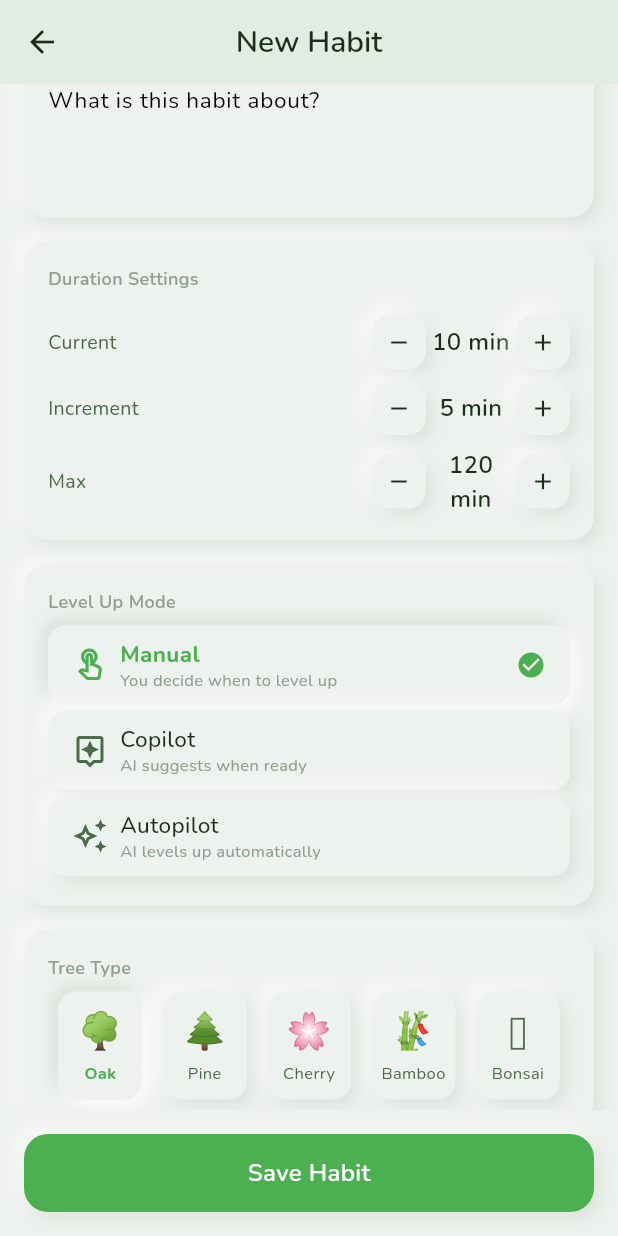
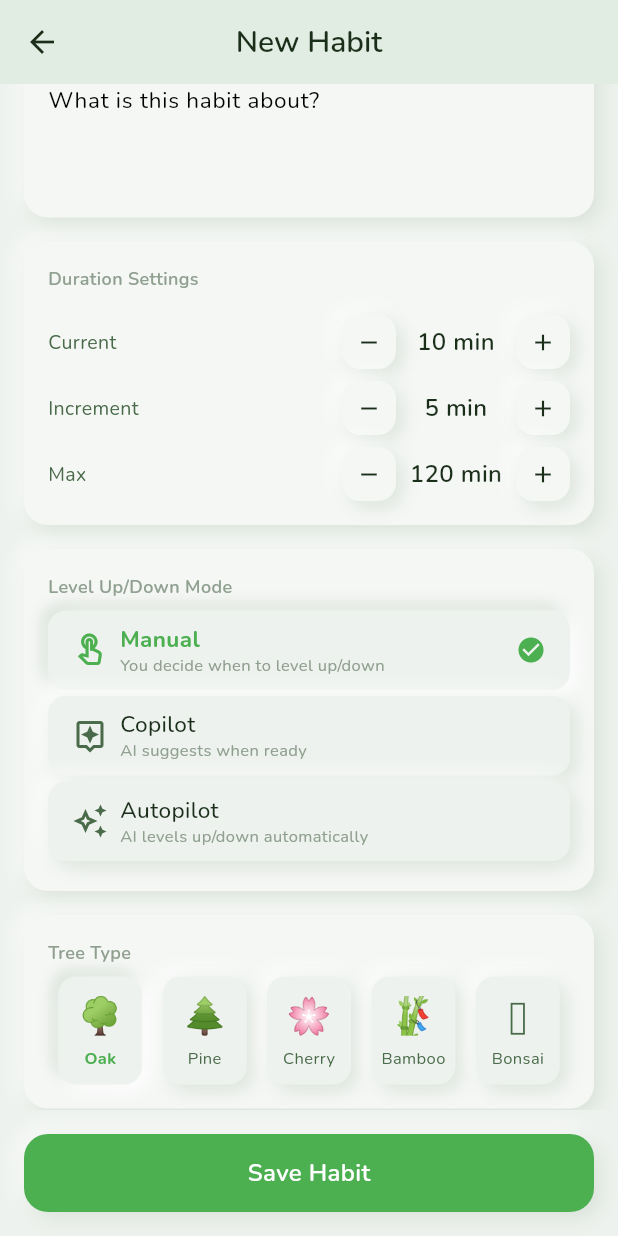
Before and after one commit to NguyenMinhPNT/Kaizen-AI, a Flutter app: the HabitFormBody screen opened directly, scrolled down 576 dp, on a phone screen of 412 x 824 dp. Run offline on Flutter 3.47's test engine with Material 3 defaults, Android fonts, the light colour scheme and no system bars; our stand-ins replace drift, drift_flutter, equatable, flutter_bloc, get_it, go_router and 2 more; accounts and stored records are empty; generated files the repository leaves out were written again.

Commit message:
update sprint 2

```diff
--- a/lib/features/habit/presentation/widgets/habit_form_body.dart
+++ b/lib/features/habit/presentation/widgets/habit_form_body.dart
@@ -160,7 +160,8 @@ class _FormContentState extends State<_FormContent> {
                     isDense: true,
                   ),
                   style: AppTextStyles.bodyLarge,
-                  onChanged: (v) => bloc.add(NameChanged(v)),
+                  textInputAction: TextInputAction.done,
+                  onSubmitted: (v) => bloc.add(NameChanged(v)),
                   textCapitalization: TextCapitalization.sentences,
                 ),
               ],
@@ -194,7 +195,10 @@ class _FormContentState extends State<_FormContent> {
 
           // ── Duration settings
           _SectionCard(
-            child: _DurationSection(state: s),
+            child: _DurationSection(
+              state: s,
+              enabled: s.levelUpMode != LevelUpMode.autopilot,
+            ),
           ),
           const SizedBox(height: AppDimensions.md),
 
@@ -225,7 +229,10 @@ class _SectionCard extends StatelessWidget {
   Widget build(BuildContext context) {
     return Container(
       padding: const EdgeInsets.all(AppDimensions.md),
-      decoration: context.neumorphicRaised,
+      decoration: context.neumorphicRaised.copyWith(
+        color: context.neumorphicSurfaceElevated,
+        borderRadius: BorderRadius.circular(AppDimensions.radiusMd),
+      ),
       child: child,
     );
   }
@@ -275,8 +282,9 @@ class _PreviewHeader extends StatelessWidget {
 // ── Duration section ─────────────────────────────────────────────────────────
 
 class _DurationSection extends StatelessWidget {
-  const _DurationSection({required this.state});
+  const _DurationSection({required this.state, required this.enabled});
   final HabitFormReady state;
+  final bool enabled;
 
   @override
   Widget build(BuildContext context) {
@@ -290,7 +298,11 @@ class _DurationSection extends StatelessWidget {
       ));
     }
 
-    return Column(
+    return Opacity(
+      opacity: enabled ? 1.0 : 0.5,
+      child: AbsorbPointer(
+        absorbing: !enabled,
+        child: Column(
           crossAxisAlignment: CrossAxisAlignment.start,
           children: [
             const _FieldLabel('Duration Settings'),
@@ -342,6 +354,8 @@ class _DurationSection extends StatelessWidget {
               ),
             ),
           ],
+        ),
+      ),
     );
   }
 }
@@ -379,7 +393,7 @@ class _StepperRow extends StatelessWidget {
           onPressed: value > min ? onDecrement : null,
         ),
         SizedBox(
-          width: 60,
+          width: 80,
           child: Text(
             '$value $unit',
             style: AppTextStyles.titleMedium,
@@ -402,24 +416,16 @@ class _StepButton extends StatelessWidget {
 
   @override
   Widget build(BuildContext context) {
-    return Container(
+    return NeumorphicButton(
+      onPressed: onPressed,
       width: 36,
       height: 36,
-      decoration: onPressed != null
-          ? context.neumorphicRaised.copyWith(
-              borderRadius: BorderRadius.circular(AppDimensions.radiusSm),
-            )
-          : context.neumorphicInset.copyWith(
-              borderRadius: BorderRadius.circular(AppDimensions.radiusSm),
-            ),
-      child: IconButton(
-        padding: EdgeInsets.zero,
-        icon: Icon(
+      borderRadius: AppDimensions.radiusSm,
+      surfaceColor: context.neumorphicSurfaceElevated,
+      child: Icon(
         icon,
         size: 18,
         color: onPressed != null ? AppColors.textPrimary : AppColors.textHint,
-        ),
-        onPressed: onPressed,
       ),
     );
   }
@@ -436,7 +442,7 @@ class _LevelUpModeSection extends StatelessWidget {
       LevelUpMode.manual,
       'Manual',
       Icons.touch_app_outlined,
-      'You decide when to level up'
+      'You decide when to level up/down'
     ),
     (
       LevelUpMode.copilot,
@@ -448,7 +454,7 @@ class _LevelUpModeSection extends StatelessWidget {
       LevelUpMode.autopilot,
       'Autopilot',
       Icons.auto_awesome_outlined,
-      'AI levels up automatically'
+      'AI levels up/down automatically'
     ),
   ];
 
@@ -459,7 +465,7 @@ class _LevelUpModeSection extends StatelessWidget {
     return Column(
       crossAxisAlignment: CrossAxisAlignment.start,
       children: [
-        const _FieldLabel('Level Up Mode'),
+        const _FieldLabel('Level Up/Down Mode'),
         const SizedBox(height: AppDimensions.sm),
         ..._modes.map((entry) {
           final (mode, label, icon, subtitle) = entry;
--- a/lib/features/habit/presentation/widgets/icon_color_picker.dart
+++ b/lib/features/habit/presentation/widgets/icon_color_picker.dart
@@ -239,7 +239,7 @@ class HabitIconLabel extends StatelessWidget {
   @override
   Widget build(BuildContext context) {
     return Text(
-      label.isEmpty ? 'Tap to set name' : label,
+      label.isEmpty ? 'Habit name' : label,
       style: label.isEmpty
           ? AppTextStyles.bodyMedium
           : AppTextStyles.headlineMedium,
```
Also changed, not shown: 1 other file. Lines whose indentation alone changed are shown as unchanged.
